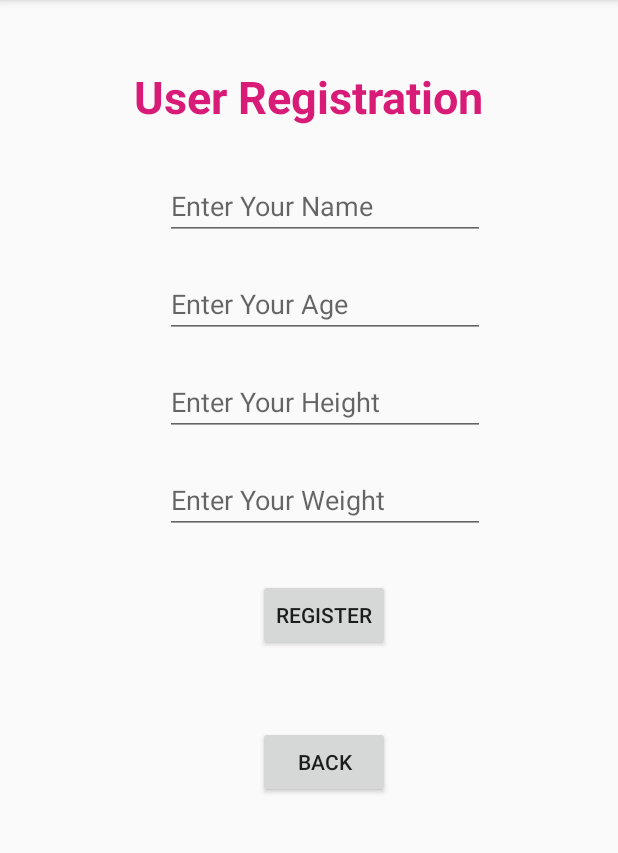
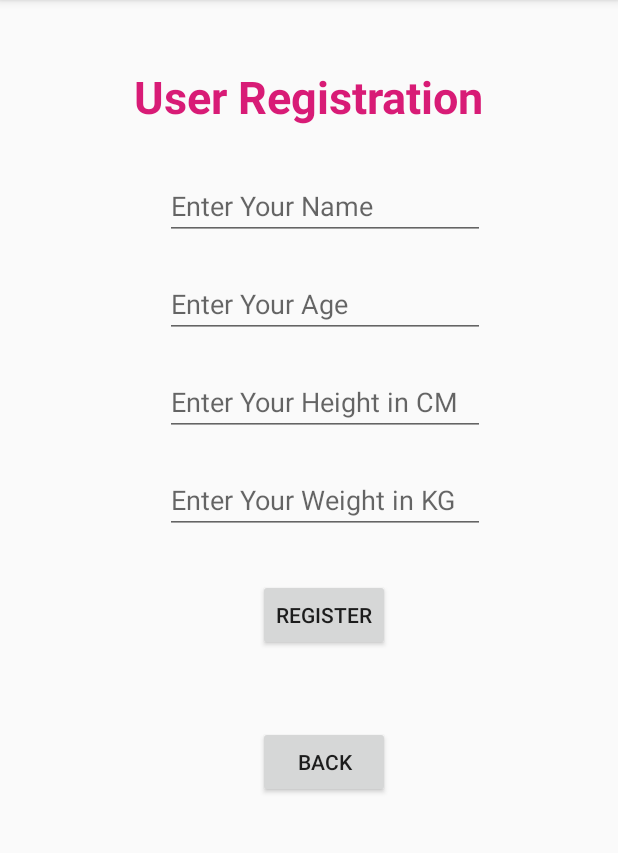
Before and after one commit to nlwin/NutriEngine, an Android app: the RegisterFragment screen opened through its navigation route, on a phone screen of 412 x 824 dp, the part 84-937 px from its top. Run offline under Robolectric (Android 15) with nearby library versions, the phone set to English and light mode, and no system bars; our stand-ins replace Room's generated code, data binding; libraries missing offline, so code that uses them is left out: com.opencsv.

Commit message:
implement register fragment functionalies

```diff
--- a/app/src/main/java/com/naylwin/nutriengine/usertracker/RegisterFragment.kt
+++ b/app/src/main/java/com/naylwin/nutriengine/usertracker/RegisterFragment.kt
@@ -5,8 +5,14 @@ import android.os.Bundle
 import android.view.LayoutInflater
 import android.view.View
 import android.view.ViewGroup
+import android.widget.Toast
+import androidx.databinding.DataBindingUtil
 import androidx.fragment.app.Fragment
+import androidx.lifecycle.ViewModelProviders
+import androidx.navigation.fragment.findNavController
+import com.naylwin.eatrition.database.FoodDatabase
 import com.naylwin.nutriengine.R
+import com.naylwin.nutriengine.databinding.FragmentRegisterBinding
 
 /**
  * A simple [Fragment] subclass.
@@ -17,8 +23,37 @@ class RegisterFragment : Fragment() {
         inflater: LayoutInflater, container: ViewGroup?,
         savedInstanceState: Bundle?
     ): View? {
-        // Inflate the layout for this fragment
-        return inflater.inflate(R.layout.fragment_register, container, false)
+         val binding: FragmentRegisterBinding = DataBindingUtil.inflate(
+                    inflater, R.layout.fragment_register, container, false)
+        val application = requireNotNull(this.activity).application
+        val dataSource = FoodDatabase.getInstance(application).userDao
+        val viewModelFactory = RegisterViewModelFactory(dataSource)
+        val registerViewModel = ViewModelProviders.of(this, viewModelFactory)
+            .get(RegisterViewModel::class.java)
+        binding.registerViewModel = registerViewModel
+        binding.setLifecycleOwner(this)
+
+        binding.registerButton.setOnClickListener{
+            var name = binding.nameText.toString()
+            var age = binding.ageText.toString()
+            var height = binding.heightText.toString()
+            var weight = binding.weightText.toString()
+            while(name == "" || age == "" || height == "" || weight == ""){
+                Toast.makeText(this.context, "Please Enter Full Information", Toast.LENGTH_SHORT).show()
+                name = binding.nameText.toString()
+                age = binding.ageText.toString()
+                height = binding.heightText.toString()
+                weight = binding.weightText.toString()
+            }
+            registerViewModel.registerUser(name, age.toInt(), height.toInt(), weight.toInt())
+            this.findNavController().navigate(RegisterFragmentDirections.actionRegisterFragmentToHomeFragment())
+        }
+
+        binding.goBackButton.setOnClickListener {
+            this.findNavController().navigate(RegisterFragmentDirections.actionRegisterFragmentToHomeFragment())
+        }
+
+        return binding.root
     }
 
 
--- /dev/null
+++ b/app/src/main/java/com/naylwin/nutriengine/usertracker/RegisterViewModel.kt
@@ -0,0 +1,24 @@
+package com.naylwin.nutriengine.usertracker
+
+import androidx.lifecycle.ViewModel
+import com.naylwin.eatrition.database.User
+import com.naylwin.eatrition.database.UserDao
+import kotlinx.coroutines.*
+
+class RegisterViewModel(private val userDao: UserDao) : ViewModel(){
+    private var viewModelJob: Job = Job()
+    private val uiScope = CoroutineScope(Dispatchers.Main + viewModelJob)
+
+    fun registerUser(name: String, age: Int, height: Int, weight: Int){
+        uiScope.launch{
+            insert(name, age, height,weight)
+        }
+    }
+
+    private suspend fun insert(name: String, age: Int, height: Int, weight: Int){
+        withContext(Dispatchers.IO){
+            val user: User = User(name=name, age=age, height=height, weight=weight)
+            userDao.insert(user)
+        }
+    }
+}
--- /dev/null
+++ b/app/src/main/java/com/naylwin/nutriengine/usertracker/RegisterViewModelFactory.kt
@@ -0,0 +1,15 @@
+package com.naylwin.nutriengine.usertracker
+
+import androidx.lifecycle.ViewModel
+import androidx.lifecycle.ViewModelProvider
+import com.naylwin.eatrition.database.UserDao
+
+class RegisterViewModelFactory(private val userDao: UserDao): ViewModelProvider.Factory {
+    @Suppress("unchecked_cast")
+    override fun <T : ViewModel?> create(modelClass: Class<T>): T {
+        if (modelClass.isAssignableFrom(RegisterViewModel::class.java)) {
+            return RegisterViewModel(userDao) as T
+        }
+        throw IllegalArgumentException("Unknown ViewModel class")
+    }
+}
--- a/app/src/main/res/layout/fragment_register.xml
+++ b/app/src/main/res/layout/fragment_register.xml
@@ -24,7 +24,9 @@
          click handlers, and state variables. -->
 
     <data>
-
+    <variable
+        name="registerViewModel"
+        type="com.naylwin.nutriengine.usertracker.RegisterViewModel" />
     </data>
 
     <!-- Start of the visible fragment layout using ConstraintLayout -->
--- a/app/src/main/res/values/strings.xml
+++ b/app/src/main/res/values/strings.xml
@@ -34,8 +34,8 @@
     <string name="register_text">User Registration</string>
     <string name="name_hint">Enter Your Name</string>
     <string name="age_hint">Enter Your Age</string>
-    <string name="height_hint">Enter Your Height</string>
-    <string name="weight_hint">Enter Your Weight</string>
+    <string name="height_hint">Enter Your Height in CM</string>
+    <string name="weight_hint">Enter Your Weight in KG</string>
     <string name="register_user">Register</string>
 
     <!-- User Home Page -->
```
Also changed, not shown: app/src/main/java/com/naylwin/nutriengine/usertracker/LoginFragment.kt (+10 -10 lines), app/src/main/res/layout/fragment_user_home.xml (+16 -3 lines).
